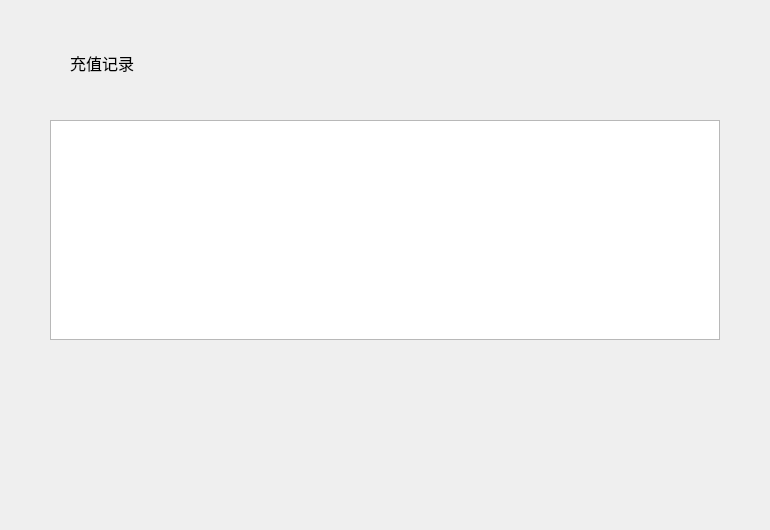
Old version of the form depositpage/DepositRecrdWideget.ui in the repository HcashOrg/hx-indicator.
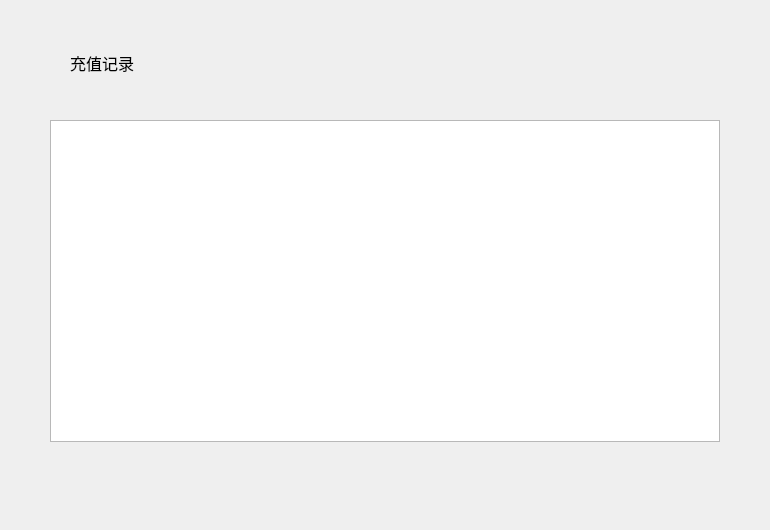
New version of the form.

What changed in the file:
```diff
--- a/depositpage/DepositRecrdWideget.ui
+++ b/depositpage/DepositRecrdWideget.ui
@@ -19,7 +19,7 @@
      <x>50</x>
      <y>120</y>
      <width>670</width>
-     <height>220</height>
+     <height>322</height>
     </rect>
    </property>
    <attribute name="horizontalHeaderVisible">
@@ -117,7 +117,7 @@
    <property name="geometry">
     <rect>
      <x>0</x>
-     <y>360</y>
+     <y>480</y>
      <width>770</width>
      <height>41</height>
     </rect>
```
